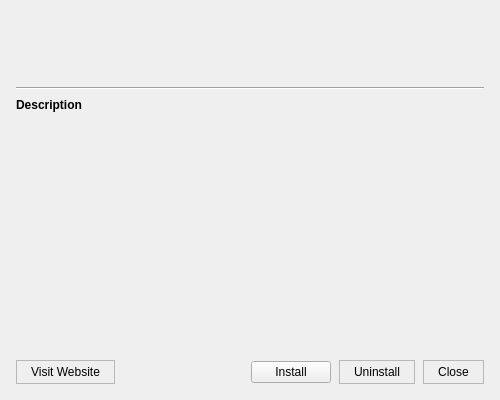
The window that pj_marketplace/src/ui/extension_detail_dialog.ui (Ssz990220/PlotJuggler) describes before a commit, drawn with Qt 5.
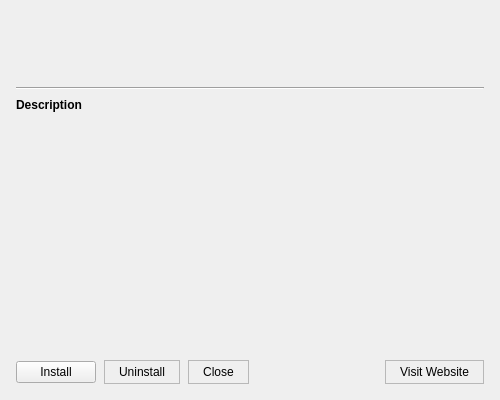
The same window after the commit.

Commit message: feat(marketplace): master–detail layout — plugin list + always-populated detail panel (#436)

```diff
--- a/pj_marketplace/src/ui/extension_detail_dialog.ui
+++ b/pj_marketplace/src/ui/extension_detail_dialog.ui
@@ -88,22 +88,6 @@
    <item>
     <layout class="QHBoxLayout" name="btn_layout">
      <property name="spacing"><number>8</number></property>
-     <item>
-      <widget class="QPushButton" name="github_btn">
-       <property name="text"><string>Visit Website</string></property>
-       <property name="styleSheet">
-        <string notr="true">QPushButton { border: 1px solid palette(mid); padding: 4px 14px; }
-QPushButton:hover { background: palette(mid); }
-QPushButton:disabled { color: palette(mid); }</string>
-       </property>
-      </widget>
-     </item>
-     <item>
-      <spacer name="btn_stretch">
-       <property name="orientation"><enum>Qt::Horizontal</enum></property>
-       <property name="sizeHint" stdset="0"><size><width>16</width><height>20</height></size></property>
-      </spacer>
-     </item>
      <!-- action_btn: text/style/visibility set in C++ based on install state -->
      <item>
       <widget class="QPushButton" name="action_btn">
@@ -132,6 +116,22 @@
        </property>
       </widget>
      </item>
+     <item>
+      <spacer name="btn_stretch">
+       <property name="orientation"><enum>Qt::Horizontal</enum></property>
+       <property name="sizeHint" stdset="0"><size><width>16</width><height>20</height></size></property>
+      </spacer>
+     </item>
+     <item>
+      <widget class="QPushButton" name="github_btn">
+       <property name="text"><string>Visit Website</string></property>
+       <property name="styleSheet">
+        <string notr="true">QPushButton { border: 1px solid palette(mid); padding: 4px 14px; }
+QPushButton:hover { background: palette(mid); }
+QPushButton:disabled { color: palette(mid); }</string>
+       </property>
+      </widget>
+     </item>
     </layout>
    </item>
 
```
The commit also changes 6 other files.
